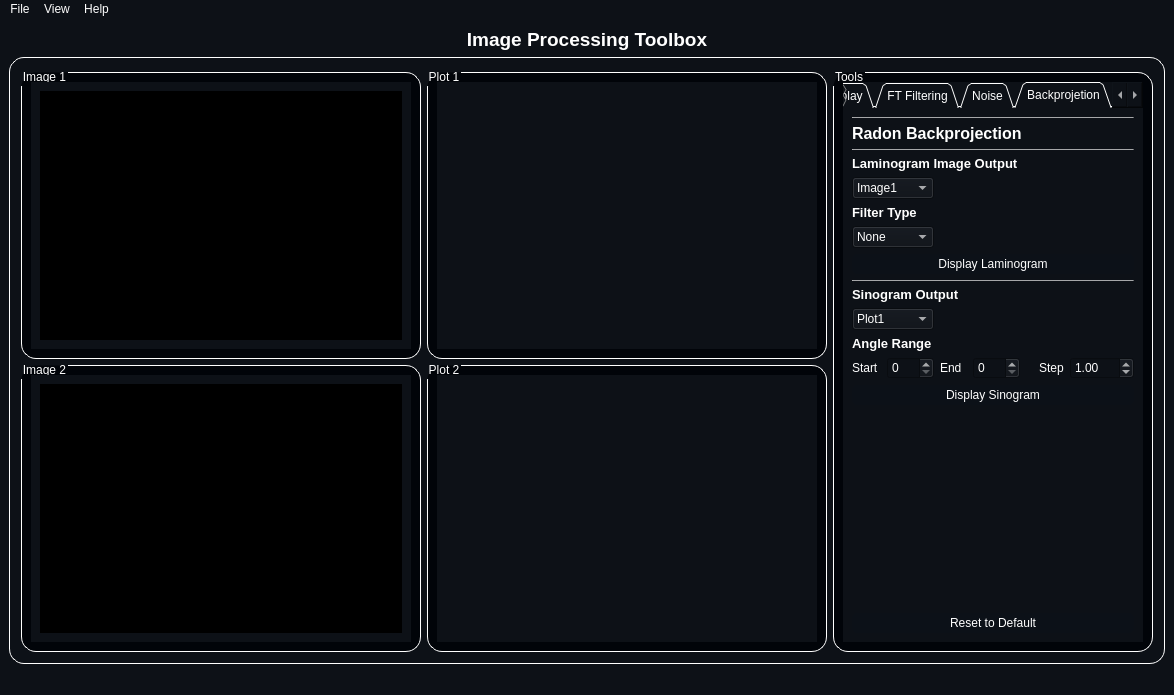
Qt form resources/MainWindow.ui (mo-gaafar/image-processing-toolbox) before a commit.
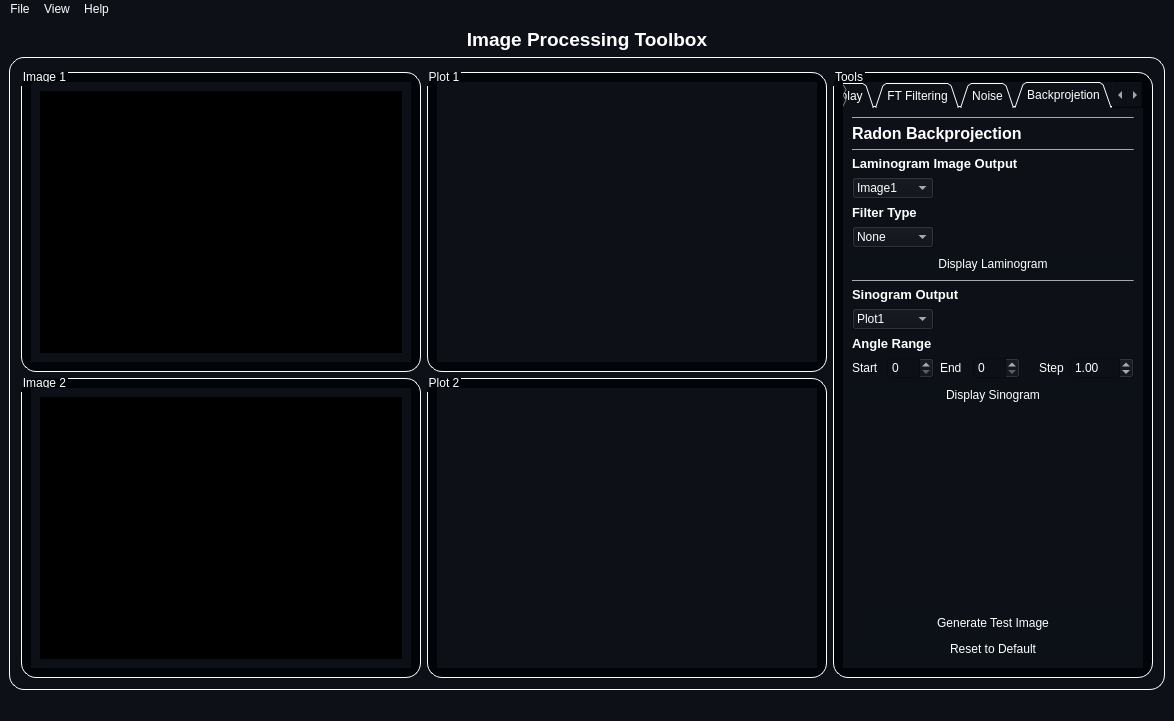
The same form after that commit. The open tabs and pages were chosen to show the change. Icons and pictures are not drawn.

Patch:
```diff
--- a/resources/MainWindow.ui
+++ b/resources/MainWindow.ui
@@ -3846,6 +3846,36 @@
                </spacer>
               </item>
               <item row="15" column="0" colspan="7">
+               <widget class="QPushButton" name="gen_test_image_3">
+                <property name="minimumSize">
+                 <size>
+                  <width>100</width>
+                  <height>20</height>
+                 </size>
+                </property>
+                <property name="styleSheet">
+                 <string notr="true">QPushButton {
+    border-radius: 5px;
+    border-style: outset;
+    background: rgb(12, 17, 24);
+	padding: 3;
+    }
+
+QPushButton:hover {
+    background: rgb(63, 95, 127)
+    }
+
+QPushButton:pressed {
+    border-style: inset;
+    background:rgb(20, 20, 20)
+    }</string>
+                </property>
+                <property name="text">
+                 <string>Generate Test Image</string>
+                </property>
+               </widget>
+              </item>
+              <item row="16" column="0" colspan="7">
                <widget class="QPushButton" name="reset_operations_5">
                 <property name="minimumSize">
                  <size>
```
Left out of the diff: 4 changed lines with no effect on the pictures.
